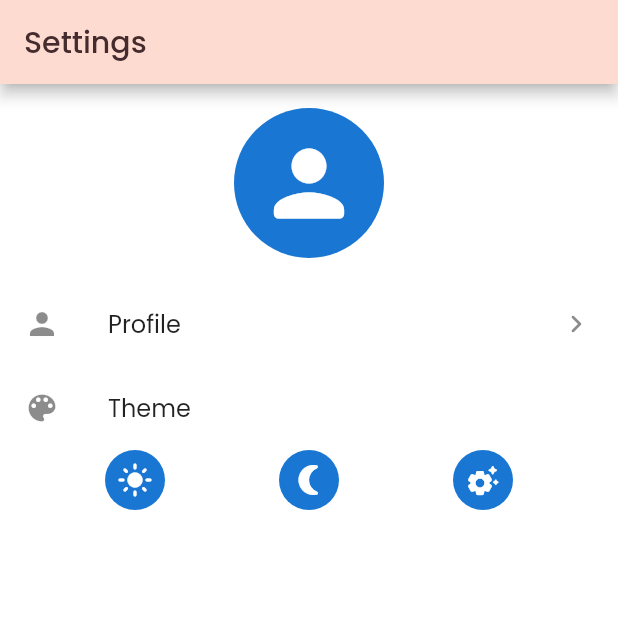
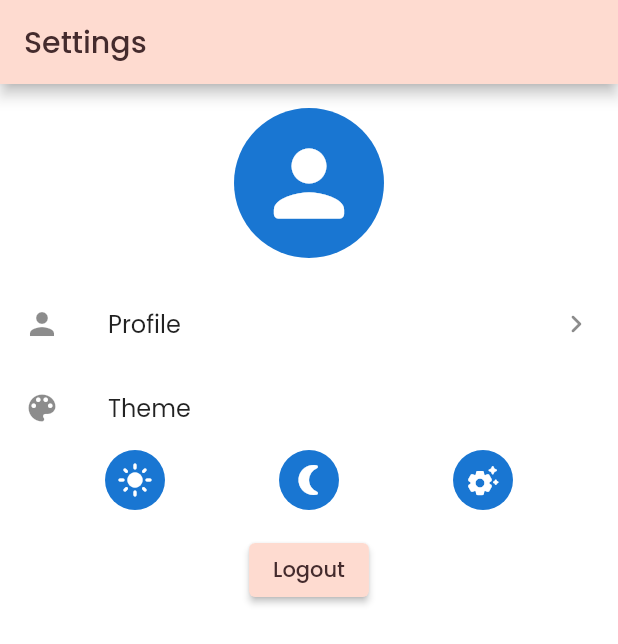
Before and after one commit to VatsalBhesaniya/PMA-Frontend, a Flutter app: the HomeScreen screen opened by its route, after a tap on the "settings" icon, on a phone screen of 412 x 824 dp. Shown: the top 644 px of the screen. Run offline on Flutter 3.47's test engine with Material 2 defaults, Android fonts, the phone set to English and light mode, and no system bars; our stand-ins replace bloc, equatable, flutter_bloc, flutter_secure_storage, freezed_annotation, go_router and 3 more; accounts and stored records are empty; generated files the repository leaves out were written again; network calls fail.

Commit message:
Add logout button in settings screen

```diff
--- a/lib/module/home/home_screen.dart
+++ b/lib/module/home/home_screen.dart
@@ -3,7 +3,6 @@ import 'package:flutter_bloc/flutter_bloc.dart';
 import 'package:go_router/go_router.dart';
 import 'package:pma/constants/route_constants.dart';
 import 'package:pma/models/project.dart';
-import 'package:pma/module/authentication/bloc/authentication_bloc.dart';
 import 'package:pma/module/home/bloc/home_bloc.dart';
 import 'package:pma/module/home/projects_repository.dart';
 
@@ -12,7 +11,6 @@ class HomeScreen extends StatelessWidget {
 
   @override
   Widget build(BuildContext context) {
-    final ThemeData currentTheme = Theme.of(context);
     return BlocProvider<HomeBloc>(
       create: (BuildContext context) => HomeBloc(
         projectsRepository: ProjectsRepository(),
@@ -21,12 +19,6 @@ class HomeScreen extends StatelessWidget {
         appBar: AppBar(
           title: const Text('Home'),
           actions: <Widget>[
-            IconButton(
-              onPressed: () {
-                context.read<AuthenticationBloc>().add(Logout());
-              },
-              icon: const Icon(Icons.logout),
-            ),
             IconButton(
               onPressed: () {
                 context.goNamed(RouteConstants.settings);
--- a/lib/module/settings/settings_screen.dart
+++ b/lib/module/settings/settings_screen.dart
@@ -3,6 +3,7 @@ import 'package:flutter_bloc/flutter_bloc.dart';
 import 'package:go_router/go_router.dart';
 import 'package:pma/constants/route_constants.dart';
 import 'package:pma/manager/app_storage_manager.dart';
+import 'package:pma/module/authentication/bloc/authentication_bloc.dart';
 import 'package:pma/theme/theme_changer.dart';
 
 class SettingsScreen extends StatefulWidget {
@@ -32,6 +33,13 @@ class _SettingsScreenState extends State<SettingsScreen> {
             ),
             const SizedBox(height: 16),
             _buildMenuItems(),
+            const SizedBox(height: 16),
+            ElevatedButton(
+              onPressed: () {
+                context.read<AuthenticationBloc>().add(Logout());
+              },
+              child: const Text('Logout'),
+            ),
           ],
         ),
       ),
```
